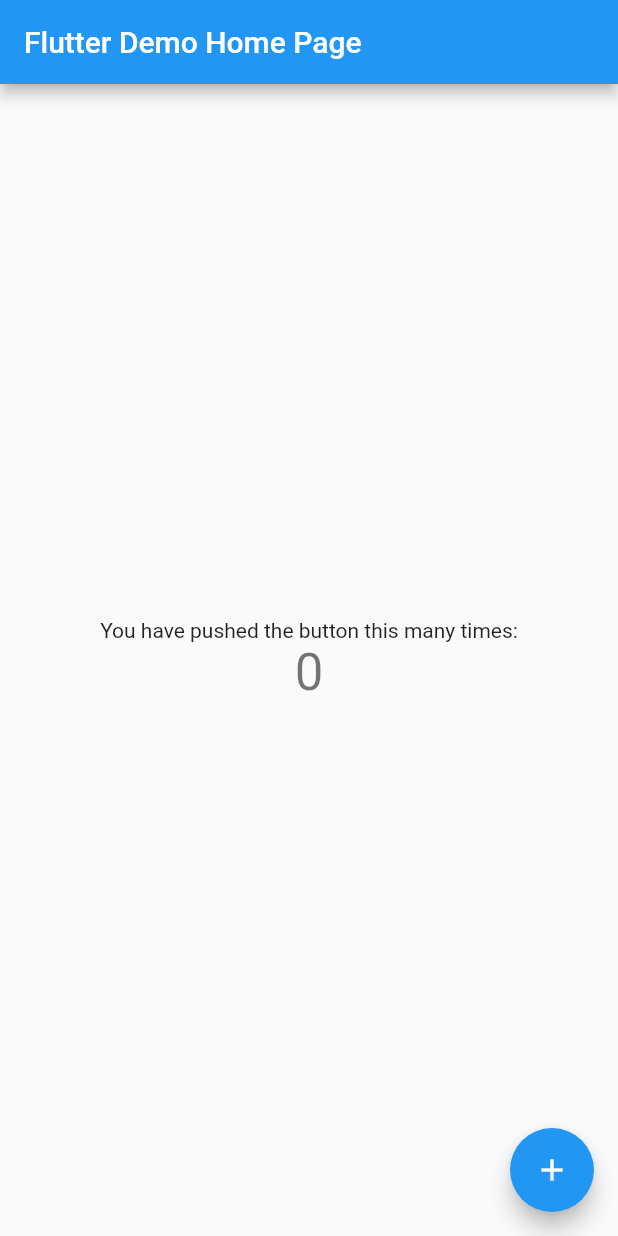
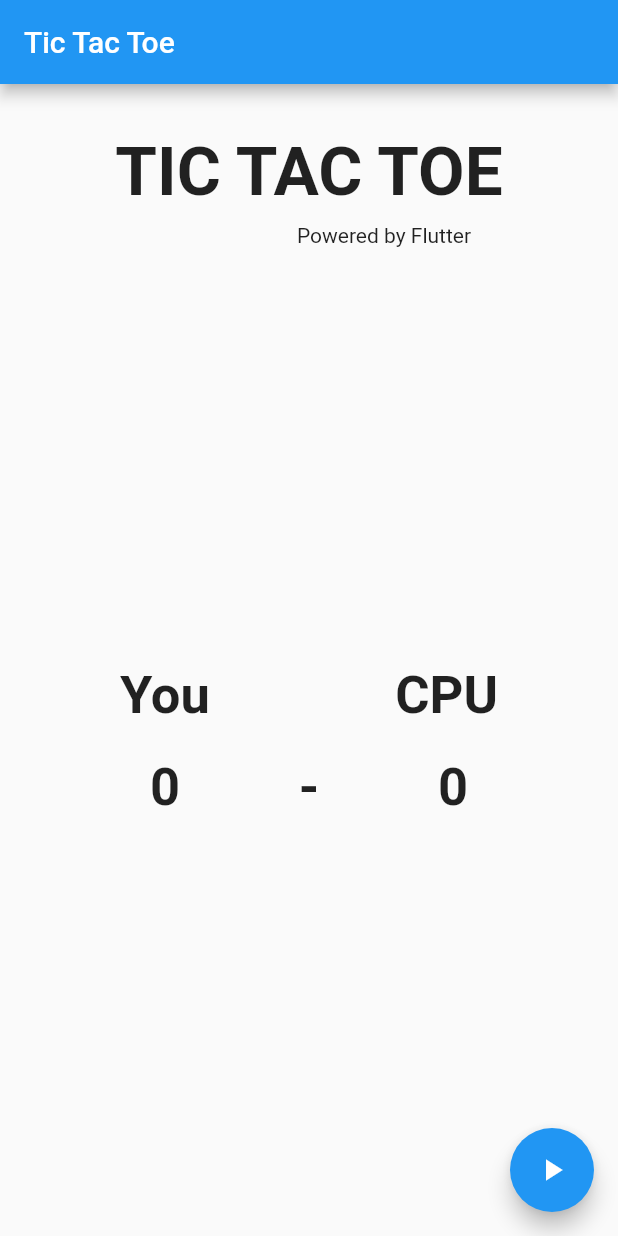
Before and after one commit to Calin-Cosma/tictactoe, a Flutter app: the screen it shows after launch, on a phone screen of 412 x 824 dp. Run offline on Flutter 3.47's test engine with Material 2 defaults, Android fonts, the light colour scheme and no system bars; missing offline and left inert: preferences.

Commit message:
Completed demo

```diff
--- a/lib/main.dart
+++ b/lib/main.dart
@@ -1,28 +1,22 @@
 import 'package:flutter/material.dart';
+import 'package:preferences/preference_service.dart';
+import 'package:tictactoe/game.dart';
 
-void main() {
+void main() async {
+	WidgetsFlutterBinding.ensureInitialized();
+	await PrefService.init();
 	runApp(MyApp());
 }
 
 class MyApp extends StatelessWidget {
-  // This widget is the root of your application.
 	@override
 	Widget build(BuildContext context) {
 		return MaterialApp(
-      title: 'Flutter Demo',
+			title: 'Tic Tac Toe',
 			theme: ThemeData(
-        // This is the theme of your application.
-        //
-        // Try running your application with "flutter run". You'll see the
-        // application has a blue toolbar. Then, without quitting the app, try
-        // changing the primarySwatch below to Colors.green and then invoke
-        // "hot reload" (press "r" in the console where you ran "flutter run",
-        // or simply save your changes to "hot reload" in a Flutter IDE).
-        // Notice that the counter didn't reset back to zero; the application
-        // is not restarted.
 				primarySwatch: Colors.blue,
 			),
-      home: MyHomePage(title: 'Flutter Demo Home Page'),
+			home: MyHomePage(title: 'Tic Tac Toe'),
 		);
 	}
 }
@@ -30,84 +24,163 @@
 class MyHomePage extends StatefulWidget {
 	MyHomePage({Key key, this.title}) : super(key: key);
 
-  // This widget is the home page of your application. It is stateful, meaning
-  // that it has a State object (defined below) that contains fields that affect
-  // how it looks.
-
-  // This class is the configuration for the state. It holds the values (in this
-  // case the title) provided by the parent (in this case the App widget) and
-  // used by the build method of the State. Fields in a Widget subclass are
-  // always marked "final".
-
 	final String title;
+	String playerName = PrefService.getString('player.name');
+	int playerScore = 0;
+	int cpuScore = 0;
 
 	@override
 	_MyHomePageState createState() => _MyHomePageState();
 }
 
 class _MyHomePageState extends State<MyHomePage> {
-  int _counter = 0;
-
-  void _incrementCounter() {
-    setState(() {
-      // This call to setState tells the Flutter framework that something has
-      // changed in this State, which causes it to rerun the build method below
-      // so that the display can reflect the updated values. If we changed
-      // _counter without calling setState(), then the build method would not be
-      // called again, and so nothing would appear to happen.
-      _counter++;
-    });
-  }
 
 	@override
 	Widget build(BuildContext context) {
-    // This method is rerun every time setState is called, for instance as done
-    // by the _incrementCounter method above.
-    //
-    // The Flutter framework has been optimized to make rerunning build methods
-    // fast, so that you can just rebuild anything that needs updating rather
-    // than having to individually change instances of widgets.
 		return Scaffold(
 			appBar: AppBar(
-        // Here we take the value from the MyHomePage object that was created by
-        // the App.build method, and use it to set our appbar title.
 				title: Text(widget.title),
 			),
 			body: Center(
-        // Center is a layout widget. It takes a single child and positions it
-        // in the middle of the parent.
 				child: Column(
-          // Column is also a layout widget. It takes a list of children and
-          // arranges them vertically. By default, it sizes itself to fit its
-          // children horizontally, and tries to be as tall as its parent.
-          //
-          // Invoke "debug painting" (press "p" in the console, choose the
-          // "Toggle Debug Paint" action from the Flutter Inspector in Android
-          // Studio, or the "Toggle Debug Paint" command in Visual Studio Code)
-          // to see the wireframe for each widget.
-          //
-          // Column has various properties to control how it sizes itself and
-          // how it positions its children. Here we use mainAxisAlignment to
-          // center the children vertically; the main axis here is the vertical
-          // axis because Columns are vertical (the cross axis would be
-          // horizontal).
 					mainAxisAlignment: MainAxisAlignment.center,
+					crossAxisAlignment: CrossAxisAlignment.start,
 					children: <Widget>[
-            Text(
-              'You have pushed the button this many times:',
+						Row(
+							mainAxisAlignment: MainAxisAlignment.center,
+							children: [
+								Column(
+									mainAxisAlignment: MainAxisAlignment.start,
+									crossAxisAlignment: CrossAxisAlignment.center,
+									children: [
+										Padding(
+											padding: EdgeInsets.only(top: 32, bottom: 8),
+											child: Text(
+												'TIC TAC TOE',
+												style: TextStyle(
+														fontSize: 45, fontWeight: FontWeight.bold),
 											),
-            Text(
-              '$_counter',
-              style: Theme.of(context).textTheme.headline4,
+										),
+										Padding(
+											padding: EdgeInsets.only(left: 100),
+											child: Text('Powered by Flutter'),
+										),
+									],
+								),
+							],
+						),
+						Expanded(
+							child: Center(
+								child: Column(
+									crossAxisAlignment: CrossAxisAlignment.stretch,
+									mainAxisAlignment: MainAxisAlignment.center,
+									children: [
+										Padding(
+											padding: EdgeInsets.only(left: 80, right: 80, bottom: 20),
+											child: Row(
+												mainAxisAlignment: MainAxisAlignment.spaceBetween,
+												children: [
+													Text(widget.playerName ?? 'You',
+															style: TextStyle(
+																	fontSize: 35, fontWeight: FontWeight.bold)),
+													Text('CPU',
+															style: TextStyle(
+																	fontSize: 35, fontWeight: FontWeight.bold)),
+												],
+											),
+										),
+										Padding(
+											padding: EdgeInsets.only(left: 40, right: 40),
+											child: Row(
+												mainAxisAlignment: MainAxisAlignment.spaceBetween,
+												children: [
+													Padding(
+														padding: EdgeInsets.only(left: 60),
+														child: Text('${widget.playerScore}',
+																style: TextStyle(
+																		fontSize: 35, fontWeight: FontWeight.bold)),
+													),
+													Text('-',
+															style: TextStyle(
+																	fontSize: 35, fontWeight: FontWeight.bold)),
+													Padding(
+														padding: EdgeInsets.only(right: 60),
+														child: Text('${widget.cpuScore}',
+																style: TextStyle(
+																		fontSize: 35, fontWeight: FontWeight.bold)),
+													)
+												],
+											),
+										),
+									],
+								),
+							),
 						),
 					],
 				),
 			),
 			floatingActionButton: FloatingActionButton(
-        onPressed: _incrementCounter,
-        tooltip: 'Increment',
-        child: Icon(Icons.add),
-      ), // This trailing comma makes auto-formatting nicer for build methods.
+				onPressed: _play,
+				tooltip: 'Play new game',
+				child: Icon(Icons.play_arrow),
+			),
 		);
 	}
+
+	void _play() async {
+		if (widget.playerName == null) {
+			var _username = await _showUsernameDialog();
+			if (_username != null) {
+				PrefService.setString('player.name', _username);
+				widget.playerName = _username;
 			}
+		}
+
+		if (widget.playerName != null) {
+			final playerWon = await Navigator.push(
+				context,
+				MaterialPageRoute(builder: (context) => GameScreen(playerName: widget.playerName)),
+			);
+			setState(() {
+				if (playerWon != null)
+					if (playerWon)
+						widget.playerScore++;
+					else
+						widget.cpuScore++;
+				else {
+					widget.playerScore++;
+					widget.cpuScore++;
+				}
+			});
+		}
+	}
+
+
+	Future<String> _showUsernameDialog() async {
+		String _username = '';
+		await showDialog(
+			context: context,
+			builder: (BuildContext context) {
+				return AlertDialog(
+					title: new Text('What is your name ?'),
+					content: TextFormField(
+						initialValue: _username,
+						onChanged: (newValue) {
+							_username = newValue;
+						},
+					),
+					actions: <Widget>[
+						new FlatButton(
+							child: new Text('Save'),
+							onPressed: () {
+								Navigator.of(context).pop();
+							},
+						),
+					],
+				);
+			},
+		);
+
+		return _username;
+	}
+}
```
Also changed, not shown: lib/game.dart (added, +223 -0 lines), pubspec.yaml (+40 -40 lines), pubspec.lock, 2 other files. Lines whose indentation alone changed are shown as unchanged.
